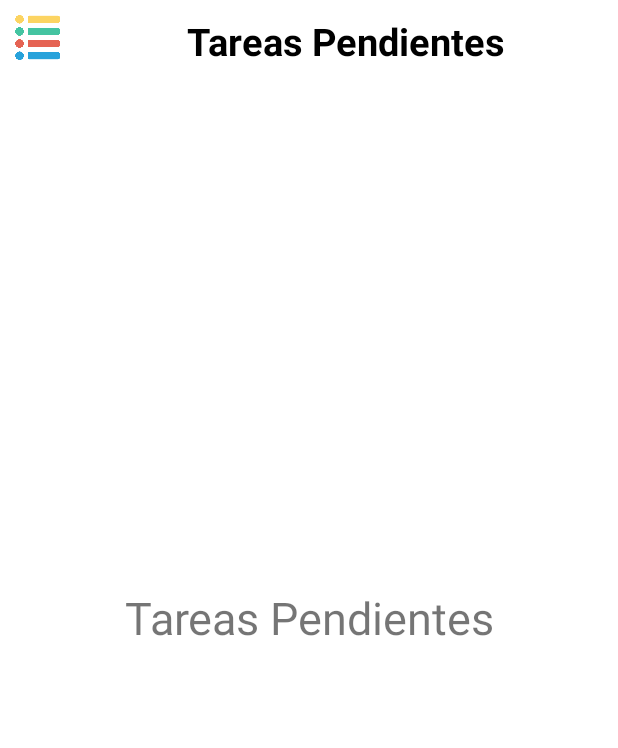
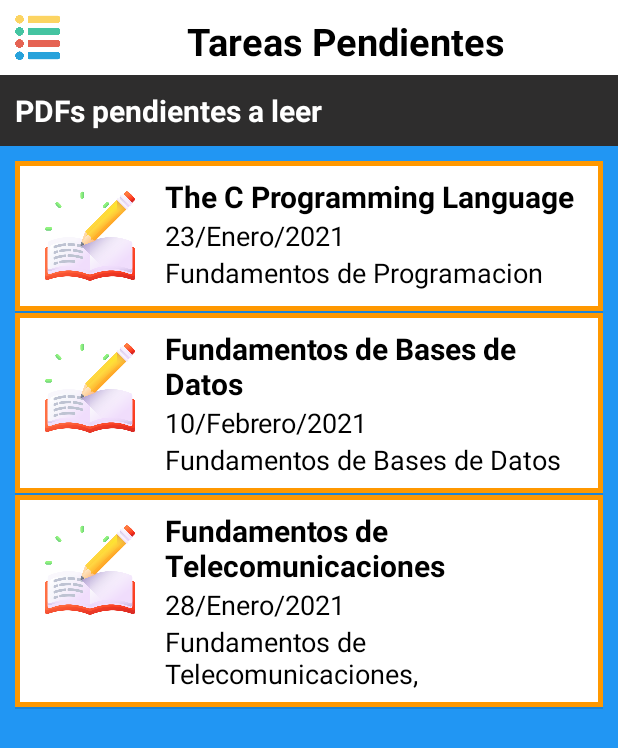
Before and after one commit to AbrahamLCodes/EstudioADistancia, an Android app: the screen it shows after launch (MainActivity), on a phone screen of 412 x 824 dp. Shown: the top 748 px of the screen. Run offline under Robolectric (Android 15) with nearby library versions, the phone set to English and light mode, and no system bars.

Commit message:
Paquete renombrado, AdapterList para Pendientes implementado

```diff
--- a/app/src/main/AndroidManifest.xml
+++ b/app/src/main/AndroidManifest.xml
@@ -1,6 +1,6 @@
 <?xml version="1.0" encoding="utf-8"?>
 <manifest xmlns:android="http://schemas.android.com/apk/res/android"
-    package="marshmallow.wwar.estudioadistancia">
+    package="android.apps.estudioadistancia">
 
     <application
         android:allowBackup="true"
@@ -9,7 +9,7 @@
         android:roundIcon="@mipmap/ic_launcher_round"
         android:supportsRtl="true"
         android:theme="@style/Theme.EstudioADistancia">
-        <activity android:name=".MainActivity">
+        <activity android:name="android.apps.estudioadistancia.MainActivity">
             <intent-filter>
                 <action android:name="android.intent.action.MAIN" />
 
--- /dev/null
+++ b/app/src/main/java/android/apps/estudioadistancia/adapters/PendienteAdapter.java
@@ -0,0 +1,55 @@
+package android.apps.estudioadistancia.adapters;
+
+import android.app.Activity;
+import android.apps.estudioadistancia.R;
+import android.apps.estudioadistancia.modeldata.Pendiente;
+import android.content.Context;
+import android.view.View;
+import android.view.ViewGroup;
+import android.widget.ArrayAdapter;
+import android.widget.TextView;
+
+import androidx.annotation.NonNull;
+import androidx.annotation.Nullable;
+
+public class PendienteAdapter extends ArrayAdapter<Pendiente> {
+
+    private Pendiente[] objects;
+    private Context context;
+    private int resource;
+
+    public PendienteAdapter(@NonNull Context context, int resource, @NonNull Pendiente[] objects){
+        super(context, resource, objects);
+
+        this.objects = objects;
+        this.context = context;
+        this.resource = resource;
+    }
+
+    @NonNull
+    @Override
+    public View getView(int position, @Nullable View convertView, @NonNull ViewGroup parent) {
+        if (convertView == null) {//Primera vez que se ejecuta la aplicación
+            convertView = ((Activity) context).getLayoutInflater().inflate(resource, parent, false);
+        }
+
+        //Declarando componentes
+        TextView titulo;
+        TextView fecha;
+        TextView materia;
+
+        //Recuperando componentes
+        titulo = convertView.findViewById(R.id.titulo);
+        fecha = convertView.findViewById(R.id.fecha);
+        materia = convertView.findViewById(R.id.materia);
+
+        //titulo = 0, motor = 1, matricula = 2
+
+        titulo.setText(objects[position].getTitulo());
+        fecha.setText(objects[position].getFecha());
+        materia.setText(objects[position].getMateria());
+
+        return convertView;
+    }
+
+}
--- a/app/src/main/java/marshmallow/wwar/estudioadistancia/fragments/PendienteFragment.java
+++ b/app/src/main/java/android/apps/estudioadistancia/fragments/CreditosFragment.java
@@ -1,4 +1,4 @@
-package marshmallow.wwar.estudioadistancia.fragments;
+package android.apps.estudioadistancia.fragments;
 
 import android.os.Bundle;
 
@@ -10,16 +10,16 @@ import android.view.LayoutInflater;
 import android.view.View;
 import android.view.ViewGroup;
 
-import marshmallow.wwar.estudioadistancia.R;
+import android.apps.estudioadistancia.R;
 
 
-public class PendienteFragment extends Fragment {
+public class CreditosFragment extends Fragment {
 
     @Override
     public View onCreateView(LayoutInflater inflater, ViewGroup container,
                              Bundle savedInstanceState) {
         // Inflate the layout for this fragment
-        return inflater.inflate(R.layout.fragment_pendiente, container, false);
+        return inflater.inflate(R.layout.fragment_creditos, container, false);
     }
 
     @Override
@@ -27,7 +27,4 @@ public class PendienteFragment extends Fragment {
         super.onViewCreated(view, savedInstanceState);
     }
 
-    private void initComponents(View v) {
-
-    }
 }
--- a/app/src/main/java/marshmallow/wwar/estudioadistancia/fragments/LeidosFragment.java
+++ b/app/src/main/java/android/apps/estudioadistancia/fragments/LeidosFragment.java
@@ -1,4 +1,4 @@
-package marshmallow.wwar.estudioadistancia.fragments;
+package android.apps.estudioadistancia.fragments;
 
 import android.os.Bundle;
 
@@ -10,7 +10,7 @@ import android.view.LayoutInflater;
 import android.view.View;
 import android.view.ViewGroup;
 
-import marshmallow.wwar.estudioadistancia.R;
+import android.apps.estudioadistancia.R;
 
 public class LeidosFragment extends Fragment {
 
--- /dev/null
+++ b/app/src/main/java/android/apps/estudioadistancia/fragments/PendienteFragment.java
@@ -0,0 +1,70 @@
+package android.apps.estudioadistancia.fragments;
+
+import android.apps.estudioadistancia.adapters.PendienteAdapter;
+import android.apps.estudioadistancia.modeldata.Pendiente;
+import android.os.Bundle;
+
+import androidx.annotation.NonNull;
+import androidx.annotation.Nullable;
+import androidx.fragment.app.Fragment;
+
+import android.view.LayoutInflater;
+import android.view.View;
+import android.view.ViewGroup;
+
+import android.apps.estudioadistancia.R;
+import android.widget.AdapterView;
+import android.widget.ListView;
+import android.widget.Toast;
+
+
+public class PendienteFragment extends Fragment implements AdapterView.OnItemClickListener {
+
+    private ListView lista;
+    private Pendiente[] pendientes = {
+            new Pendiente(
+                    "The C Programming Language",
+                    "23/Enero/2021",
+                    "Fundamentos de Programacion",
+                    "http://mef-lab.com/osnove-2016/C-Programming-Ebook.pdf"),
+            new Pendiente(
+                    "Fundamentos de Bases de Datos",
+                    "10/Febrero/2021",
+                    "Fundamentos de Bases de Datos",
+                    "http://ceneval.isi.uson.mx/CENEVAL/4Implantacion%20de%20infraestructura/Fundamentos%20de%20base%20de%20datos.pdf"),
+            new Pendiente(
+                    "Fundamentos de Telecomunicaciones",
+                    "28/Enero/2021",
+                    "Fundamentos de Telecomunicaciones,",
+                    "https://www.itmerida.mx/panel/posgrado/archivos/mi/Fundamentos%20de%20Telecomunicaciones%20Unidad%201%20(1).pdf")
+
+    };
+
+    @Override
+    public View onCreateView(LayoutInflater inflater, ViewGroup container,
+                             Bundle savedInstanceState) {
+        // Inflate the layout for this fragment
+        return inflater.inflate(R.layout.fragment_pendiente, container, false);
+    }
+
+    @Override
+    public void onViewCreated(@NonNull View view, @Nullable Bundle savedInstanceState) {
+        super.onViewCreated(view, savedInstanceState);
+        initComponents(view);
+    }
+
+    private void initComponents(View v) {
+        lista = v.findViewById(R.id.lista);
+        lista.setAdapter(new PendienteAdapter(
+                getContext(),
+                R.layout.adapter_pendientes,
+                pendientes
+        ));
+        lista.setOnItemClickListener(this);
+    }
+
+    @Override
+    public void onItemClick(AdapterView<?> adapterView, View view, int i, long l) {
+        Toast.makeText(getContext(), ""+i, Toast.LENGTH_SHORT).show();
+    }
+}
--- /dev/null
+++ b/app/src/main/java/android/apps/estudioadistancia/modeldata/Pendiente.java
@@ -0,0 +1,45 @@
+package android.apps.estudioadistancia.modeldata;
+
+public class Pendiente {
+
+    String titulo, fecha, materia, link;
+
+    public Pendiente(String titulo, String fecha, String materia, String link){
+        this.titulo = titulo;
+        this.fecha = fecha;
+        this.materia = materia;
+        this.link = link;
+    }
+
+    public String getTitulo() {
+        return titulo;
+    }
+
+    public void setTitulo(String titulo) {
+        this.titulo = titulo;
+    }
+
+    public String getFecha() {
+        return fecha;
+    }
+
+    public void setFecha(String fecha) {
+        this.fecha = fecha;
+    }
+
+    public String getMateria() {
+        return materia;
+    }
+
+    public void setMateria(String materia) {
+        this.materia = materia;
+    }
+
+    public String getLink() {
+        return link;
+    }
+
+    public void setLink(String link) {
+        this.link = link;
+    }
+}
--- /dev/null
+++ b/app/src/main/res/layout/adapter_pendientes.xml
@@ -0,0 +1,50 @@
+<?xml version="1.0" encoding="utf-8"?>
+<LinearLayout
+    xmlns:android="http://schemas.android.com/apk/res/android"
+    android:layout_width="match_parent"
+    android:layout_height="wrap_content"
+    android:orientation="horizontal"
+    android:background="@layout/shape_pendientes"
+    android:padding="10dp">
+
+    <ImageView
+        android:src="@drawable/homework"
+        android:layout_width="80dp"
+        android:layout_height="80dp"
+        android:padding="10dp"/>
+
+    <LinearLayout
+        android:layout_width="match_parent"
+        android:layout_height="wrap_content"
+        android:orientation="vertical">
+
+        <TextView
+            android:id="@+id/titulo"
+            android:text="Titulo del PDF"
+            android:textStyle="bold"
+            android:textColor="#000"
+            android:textSize="20sp"
+            android:layout_marginLeft="10dp"
+            android:layout_width="wrap_content"
+            android:layout_height="wrap_content"/>
+
+        <TextView
+            android:id="@+id/fecha"
+            android:text="Fecha del PDF"
+            android:textColor="#000"
+            android:textSize="18sp"
+            android:layout_marginLeft="10dp"
+            android:layout_width="wrap_content"
+            android:layout_height="wrap_content"/>
+
+        <TextView
+            android:id="@+id/materia"
+            android:text="Materia del PDF"
+            android:textColor="#000"
+            android:textSize="18sp"
+            android:layout_marginLeft="10dp"
+            android:layout_width="wrap_content"
+            android:layout_height="wrap_content"/>
+
+    </LinearLayout>
+</LinearLayout>
--- a/app/src/main/res/layout/fragment_pendiente.xml
+++ b/app/src/main/res/layout/fragment_pendiente.xml
@@ -5,13 +5,24 @@
     android:layout_width="match_parent"
     android:layout_height="match_parent"
     android:orientation="vertical"
+    android:background="#2196F3"
+    android:layout_marginTop="50dp"
     tools:context=".fragments.PendienteFragment">
 
     <TextView
         android:layout_width="match_parent"
-        android:layout_height="match_parent"
-        android:gravity="center"
-        android:text="Tareas Pendientes"
-        android:textSize="30sp" />
+        android:layout_height="wrap_content"
+        android:text="PDFs pendientes a leer"
+        android:background="#2E2D2D"
+        android:textColor="#fff"
+        android:textStyle="bold"
+        android:padding="10dp"
+        android:textSize="20sp" />
+
+    <ListView
+        android:id="@+id/lista"
+        android:padding="10dp"
+        android:layout_width="match_parent"
+        android:layout_height="match_parent"/>
 
 </LinearLayout>
```
Also changed, not shown: app/src/main/java/android/apps/estudioadistancia/MainActivity.java (renamed from app/src/main/java/marshmallow/wwar/estudioadistancia/MainActivity.java, +5 -5 lines), app/src/main/java/android/apps/estudioadistancia/fragments/ClasesFragment.java (renamed from app/src/main/java/marshmallow/wwar/estudioadistancia/fragments/CreditosFragment.java, +4 -5 lines), app/src/main/java/marshmallow/wwar/estudioadistancia/fragments/ClasesFragment.java (deleted, +0 -29 lines), app/src/main/res/layout/shape_pendientes.xml (added, +18 -0 lines), app/src/main/res/drawable/homework.png (added), 4 other files.
